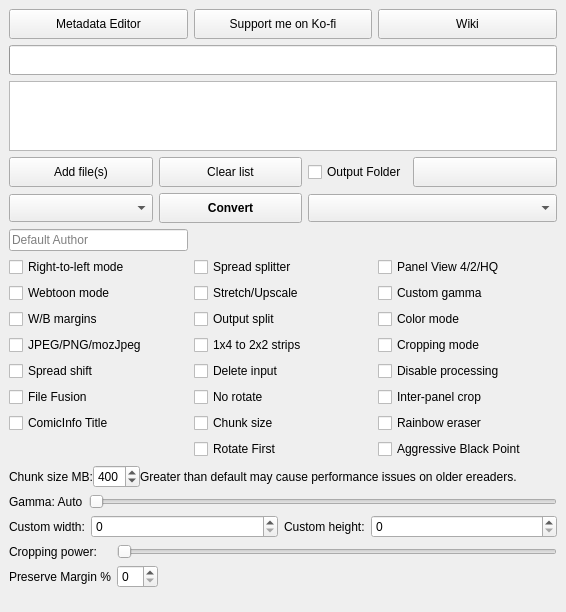
Before: the Qt Designer form gui/KCC.ui in ciromattia/kcc, drawn with Qt 5.
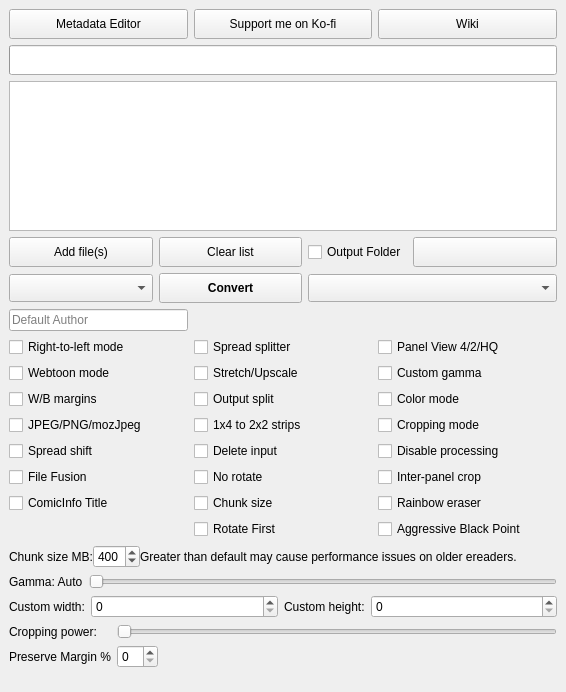
After: the same form once the commit is applied. Icons and pictures are not drawn.

```diff
--- a/gui/KCC.ui
+++ b/gui/KCC.ui
@@ -24,6 +24,12 @@
     </property>
     <item row="2" column="0" colspan="2">
      <widget class="QListWidget" name="jobList">
+      <property name="minimumSize">
+       <size>
+        <width>0</width>
+        <height>150</height>
+       </size>
+      </property>
       <property name="styleSheet">
        <string notr="true"/>
       </property>
```
Left out of the diff: 2 changed lines with no effect on the pictures.
